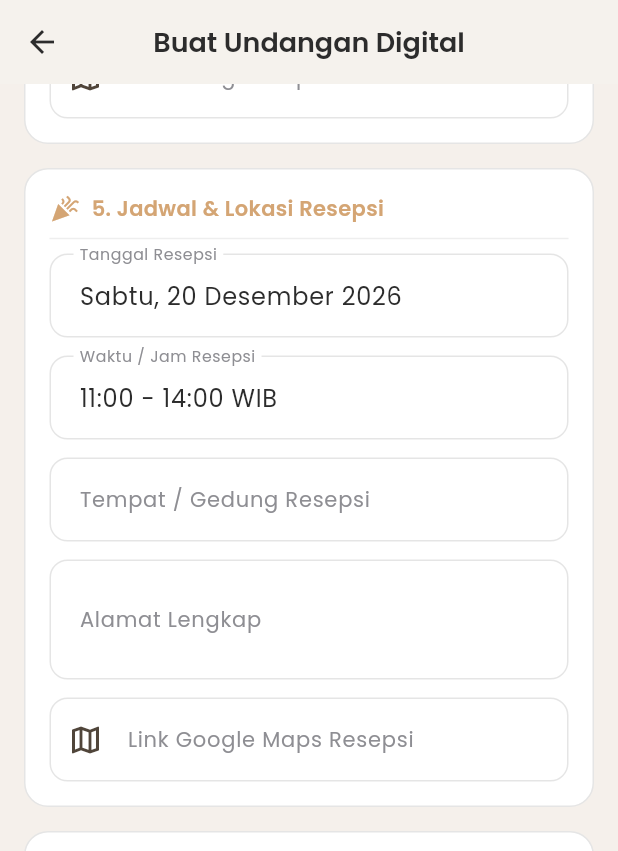
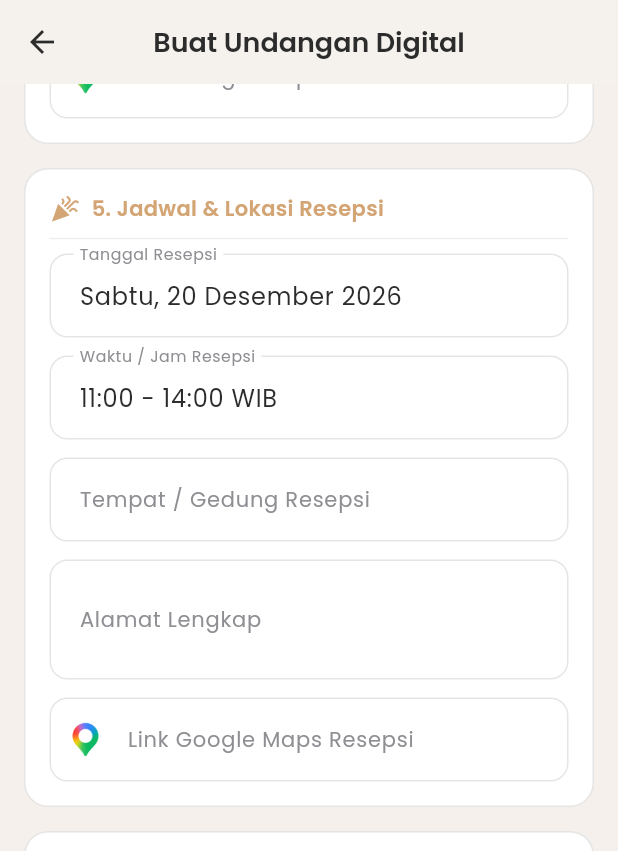
Before and after one commit to sonijulianto/dekorin_apps, a Flutter app: the InvitationFormView screen opened directly, scrolled down 1728 dp, on a phone screen of 412 x 824 dp. Shown: the top 851 px of the screen. Run offline on Flutter 3.47's test engine with Material 3 defaults, Android fonts, the phone set to English and light mode, and no system bars; our stand-ins replace flutter_riverpod, google_fonts, image_picker, pdf, printing, shared_preferences; accounts and stored records are empty; network calls fail.

Commit message:
feat: replace google maps icons with assets/icons/google-maps-icon.webp

```diff
--- a/lib/ui/core/widgets/dekorin_text_field.dart
+++ b/lib/ui/core/widgets/dekorin_text_field.dart
@@ -14,6 +14,7 @@ class DekorinTextField extends StatelessWidget {
     this.hint,
     this.helperText,
     this.prefixIcon,
+    this.prefixWidget,
     this.suffixIcon,
     this.prefixText,
     this.prefixStyle,
@@ -32,6 +33,7 @@ class DekorinTextField extends StatelessWidget {
   final String? hint;
   final String? helperText;
   final IconData? prefixIcon;
+  final Widget? prefixWidget;
   final Widget? suffixIcon;
   final String? prefixText;
   final TextStyle? prefixStyle;
@@ -61,7 +63,7 @@ class DekorinTextField extends StatelessWidget {
         labelText: label.isNotEmpty ? label : null,
         hintText: hint,
         helperText: helperText,
-        prefixIcon: prefixIcon != null ? Icon(prefixIcon) : null,
+        prefixIcon: prefixWidget ?? (prefixIcon != null ? Icon(prefixIcon) : null),
         prefixText: prefixText,
         prefixStyle: prefixStyle,
         suffixIcon: suffixIcon,
--- a/lib/ui/features/invitation/views/invitation_form_view.dart
+++ b/lib/ui/features/invitation/views/invitation_form_view.dart
@@ -417,7 +417,14 @@ class _InvitationFormViewState extends ConsumerState<InvitationFormView> {
                   controller: _akadMapsController,
                   label: 'Link Google Maps Akad',
                   hint: 'https://maps.app.goo.gl/...',
-                  prefixIcon: Icons.map_outlined,
+                  prefixWidget: Padding(
+                    padding: const EdgeInsets.all(12.0),
+                    child: Image.asset(
+                      'assets/icons/google-maps-icon.webp',
+                      width: 20,
+                      height: 20,
+                    ),
+                  ),
                 ),
               ],
             ),
@@ -456,7 +463,14 @@ class _InvitationFormViewState extends ConsumerState<InvitationFormView> {
                   controller: _resepsiMapsController,
                   label: 'Link Google Maps Resepsi',
                   hint: 'https://maps.app.goo.gl/...',
-                  prefixIcon: Icons.map_outlined,
+                  prefixWidget: Padding(
+                    padding: const EdgeInsets.all(12.0),
+                    child: Image.asset(
+                      'assets/icons/google-maps-icon.webp',
+                      width: 20,
+                      height: 20,
+                    ),
+                  ),
                 ),
               ],
             ),
--- a/pubspec.yaml
+++ b/pubspec.yaml
@@ -67,8 +67,8 @@ flutter:
   uses-material-design: true
 
   # To add assets to your application, add an assets section, like this:
-  # assets:
-  #   - images/a_dot_burr.jpeg
+  assets:
+    - assets/icons/
   #   - images/a_dot_ham.jpeg
 
   # An image asset can refer to one or more resolution-specific "variants", see
```
Also changed, not shown: lib/ui/features/agenda/views/agenda_detail_view.dart (+6 -2 lines), lib/ui/features/agenda/views/agenda_view.dart (+5 -2 lines), lib/ui/features/agenda/views/create_agenda_sheet.dart (+8 -1 lines), assets/icons/google-maps-icon.webp (added), assets/icons/wa.svg (added).
